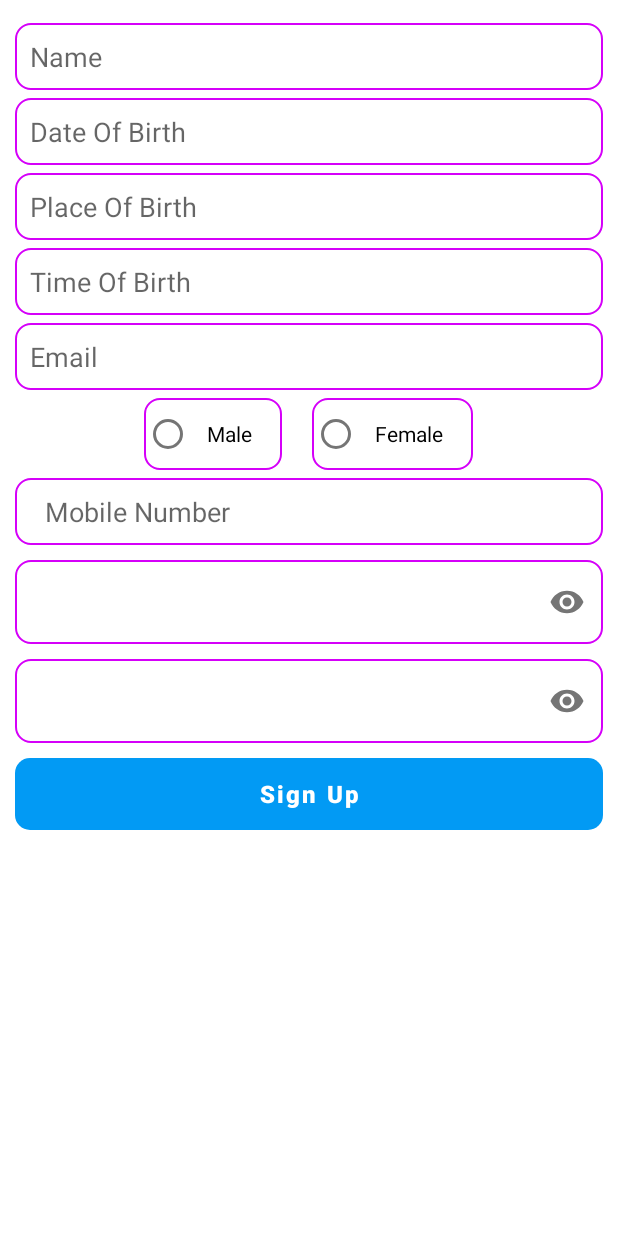
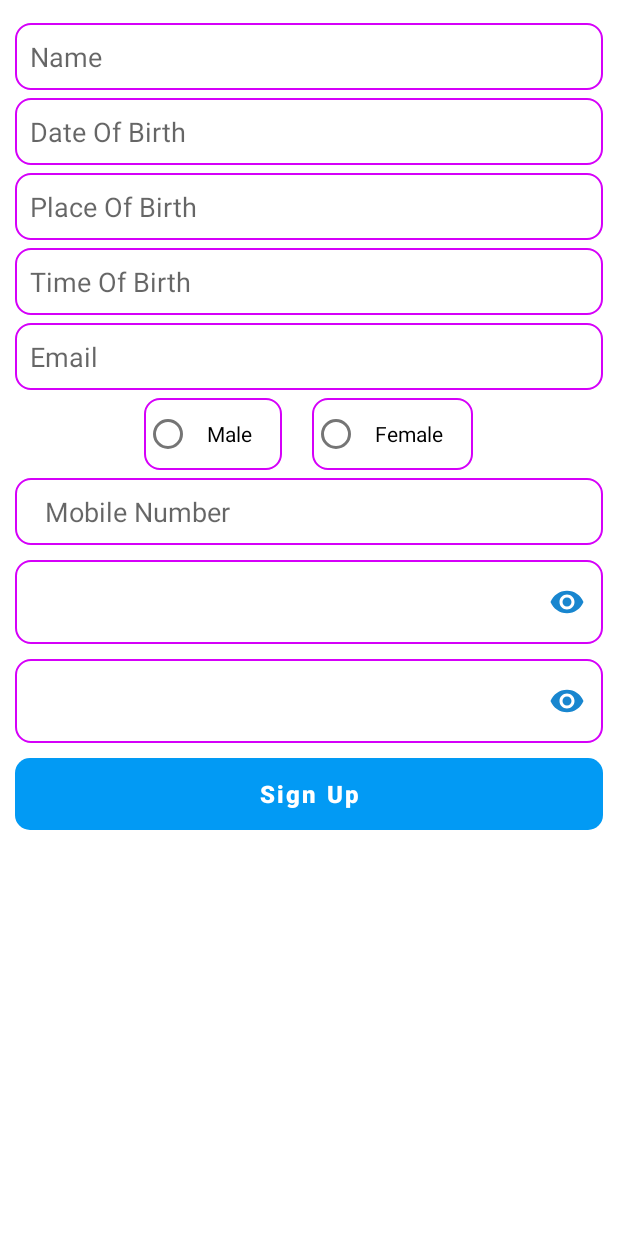
Before and after one commit to apoorvagarg98/Astrology, an Android app: the fragment SignupTabFragment shown on its own in the app's theme, on a phone screen of 412 x 824 dp. Run offline under Robolectric (Android 15) with nearby library versions, the phone set to English and light mode, and no system bars.

Commit message:
Login & Sign Up done

```diff
--- /dev/null
+++ b/app/src/main/res/drawable/ic_baseline_lock_open_24.xml
@@ -0,0 +1,5 @@
+<vector android:height="24dp" android:tint="#0887DC"
+    android:viewportHeight="24" android:viewportWidth="24"
+    android:width="24dp" xmlns:android="http://schemas.android.com/apk/res/android">
+    <path android:fillColor="@android:color/white" android:pathData="M12,17c1.1,0 2,-0.9 2,-2s-0.9,-2 -2,-2 -2,0.9 -2,2 0.9,2 2,2zM18,8h-1L17,6c0,-2.76 -2.24,-5 -5,-5S7,3.24 7,6h1.9c0,-1.71 1.39,-3.1 3.1,-3.1 1.71,0 3.1,1.39 3.1,3.1v2L6,8c-1.1,0 -2,0.9 -2,2v10c0,1.1 0.9,2 2,2h12c1.1,0 2,-0.9 2,-2L20,10c0,-1.1 -0.9,-2 -2,-2zM18,20L6,20L6,10h12v10z"/>
+</vector>
--- a/app/src/main/res/layout/login_tab_fragment.xml
+++ b/app/src/main/res/layout/login_tab_fragment.xml
@@ -40,7 +40,9 @@
             android:layout_width="match_parent"
             android:layout_height="wrap_content"
             app:passwordToggleEnabled="true"
+
             tools:layout_editor_absoluteX="92dp"
+            app:passwordToggleTint="#1886CF"
             tools:layout_editor_absoluteY="248dp">
 
             <EditText
--- a/app/src/main/res/layout/signup_tab_fragment.xml
+++ b/app/src/main/res/layout/signup_tab_fragment.xml
@@ -164,7 +164,7 @@
         android:layout_width="match_parent"
         android:layout_height="wrap_content"
         app:passwordToggleEnabled="true"
-
+        app:passwordToggleTint="#1886CF"
         tools:layout_editor_absoluteX="92dp"
         tools:layout_editor_absoluteY="248dp">
     <EditText
@@ -184,7 +184,7 @@
         android:layout_width="match_parent"
         android:layout_height="wrap_content"
         app:passwordToggleEnabled="true"
-
+        app:passwordToggleTint="#1886CF"
         tools:layout_editor_absoluteX="92dp"
         tools:layout_editor_absoluteY="248dp">
     <EditText
```
